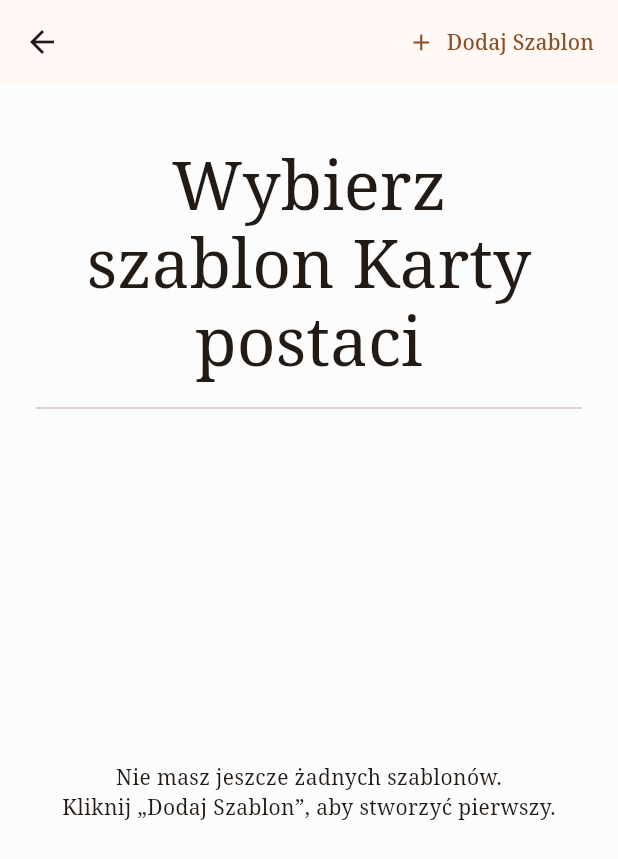
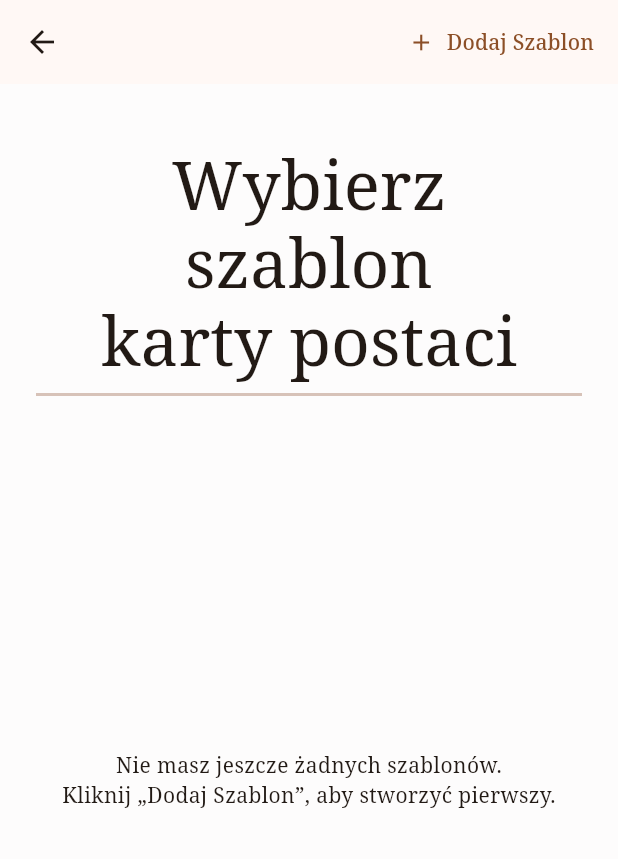
Before and after one commit to NikodemGrzela/RPGMaster, a Flutter app: the TemplateSelectionScreen screen opened directly, on a phone screen of 412 x 824 dp. Shown: the top 859 px of the screen. Run offline on Flutter 3.47's test engine with Material 3 defaults, Android fonts, the phone set to English and light mode, and no system bars; our stand-ins replace cloud_firestore, firebase_auth, firebase_core, flutter_riverpod, google_sign_in; accounts and stored records are empty; generated files the repository leaves out were written again.

Commit message:
Changed display for dividers

```diff
--- a/rpgmaster/lib/screens/templateSelection/template_screen.dart
+++ b/rpgmaster/lib/screens/templateSelection/template_screen.dart
@@ -42,13 +42,17 @@ class TemplateSelectionScreen extends ConsumerWidget {
 
             // Tytuł
             Text(
-              'Wybierz\nszablon Karty\npostaci',
+              'Wybierz\nszablon \nkarty postaci',
               textAlign: TextAlign.center,
               style: Theme.of(context).textTheme.displayMedium,
             ),
 
             const SizedBox(height: 12),
-            Divider(color: Theme.of(context).colorScheme.outlineVariant,),
+            Divider(
+              color: Theme.of(context).colorScheme.outlineVariant,
+              height: 0.0,
+              thickness: 2.0,
+            ),
 
             // Lista szablonów
             Expanded(
@@ -105,7 +109,9 @@ class TemplateSelectionScreen extends ConsumerWidget {
                       (data['sections'] as List<dynamic>? ?? [])
                           .cast<Map<String, dynamic>>();
 
-                      return SelectionButton(
+                      return Padding(
+                        padding: EdgeInsets.only(top: index == 0 ? 12 : 0),
+                        child:SelectionButton(
                           label: name,
                           onPressed: () {
                             Navigator.push(
@@ -119,8 +125,8 @@ class TemplateSelectionScreen extends ConsumerWidget {
                               ),
                             );
                           },
+                        )
                       );
-
                     },
                   );
                 },
```
Also changed, not shown: rpgmaster/lib/screens/campaignSelection/campaign_screen.dart (+9 -2 lines), rpgmaster/lib/screens/characterSelection/character_screen.dart (+13 -7 lines). Lines whose indentation alone changed are shown as unchanged.
